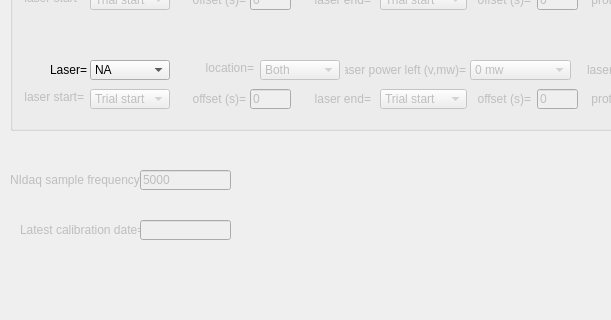
Qt form src/foraging_gui/Optogenetics.ui (AllenNeuralDynamics/dynamic-foraging-task) before a commit; both pictures show x 0 to 611 and y 310 to 630 of the 1442 by 630 pixel window.
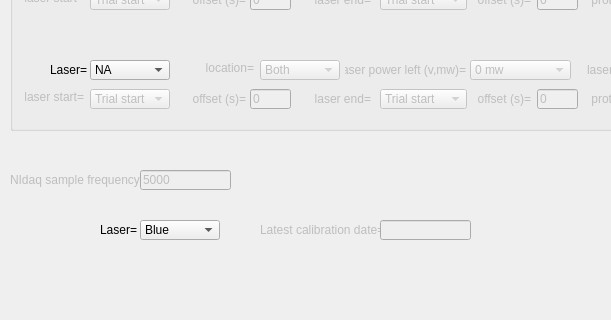
The same form after that commit.

Commit message: Choose the latest laser calibration for different lasers

The edit to the form file:
```diff
--- a/src/foraging_gui/Optogenetics.ui
+++ b/src/foraging_gui/Optogenetics.ui
@@ -3285,38 +3285,6 @@
     </property>
    </item>
   </widget>
-  <widget class="QLabel" name="label1_17">
-   <property name="enabled">
-    <bool>false</bool>
-   </property>
-   <property name="geometry">
-    <rect>
-     <x>20</x>
-     <y>530</y>
-     <width>131</width>
-     <height>20</height>
-    </rect>
-   </property>
-   <property name="text">
-    <string>Latest calibration date=</string>
-   </property>
-  </widget>
-  <widget class="QLineEdit" name="LatestCalibrationDate">
-   <property name="enabled">
-    <bool>false</bool>
-   </property>
-   <property name="geometry">
-    <rect>
-     <x>140</x>
-     <y>530</y>
-     <width>91</width>
-     <height>20</height>
-    </rect>
-   </property>
-   <property name="text">
-    <string/>
-   </property>
-  </widget>
   <widget class="QComboBox" name="LaserPowerRight_1">
    <property name="geometry">
     <rect>
@@ -3611,6 +3579,95 @@
     <string>GroupBox</string>
    </property>
   </widget>
+  <widget class="QLabel" name="label1_20">
+   <property name="enabled">
+    <bool>false</bool>
+   </property>
+   <property name="geometry">
+    <rect>
+     <x>260</x>
+     <y>530</y>
+     <width>131</width>
+     <height>20</height>
+    </rect>
+   </property>
+   <property name="text">
+    <string>Latest calibration date=</string>
+   </property>
+  </widget>
+  <widget class="QLineEdit" name="LatestCalibrationDate">
+   <property name="enabled">
+    <bool>false</bool>
+   </property>
+   <property name="geometry">
+    <rect>
+     <x>380</x>
+     <y>530</y>
+     <width>91</width>
+     <height>20</height>
+    </rect>
+   </property>
+   <property name="text">
+    <string/>
+   </property>
+  </widget>
+  <widget class="QLabel" name="label1_17">
+   <property name="geometry">
+    <rect>
+     <x>100</x>
+     <y>530</y>
+     <width>41</width>
+     <height>20</height>
+    </rect>
+   </property>
+   <property name="text">
+    <string>Laser=</string>
+   </property>
+  </widget>
+  <widget class="QComboBox" name="Laser_calibration">
+   <property name="geometry">
+    <rect>
+     <x>140</x>
+     <y>530</y>
+     <width>80</width>
+     <height>20</height>
+    </rect>
+   </property>
+   <property name="sizePolicy">
+    <sizepolicy hsizetype="Expanding" vsizetype="Expanding">
+     <horstretch>0</horstretch>
+     <verstretch>0</verstretch>
+    </sizepolicy>
+   </property>
+   <property name="currentIndex">
+    <number>0</number>
+   </property>
+   <item>
+    <property name="text">
+     <string>Blue</string>
+    </property>
+   </item>
+   <item>
+    <property name="text">
+     <string>Red</string>
+    </property>
+   </item>
+   <item>
+    <property name="text">
+     <string>Orange</string>
+    </property>
+   </item>
+   <item>
+    <property name="text">
+     <string>Green</string>
+    </property>
+   </item>
+   <item>
+    <property name="text">
+     <string>NA</string>
+    </property>
+   </item>
+  </widget>
   <zorder>OptoPar</zorder>
   <zorder>Laser_1</zorder>
   <zorder>label1_2</zorder>
```
Left out of the diff: 6 changed lines with no effect on the pictures. The commit also changes 3 other files.
